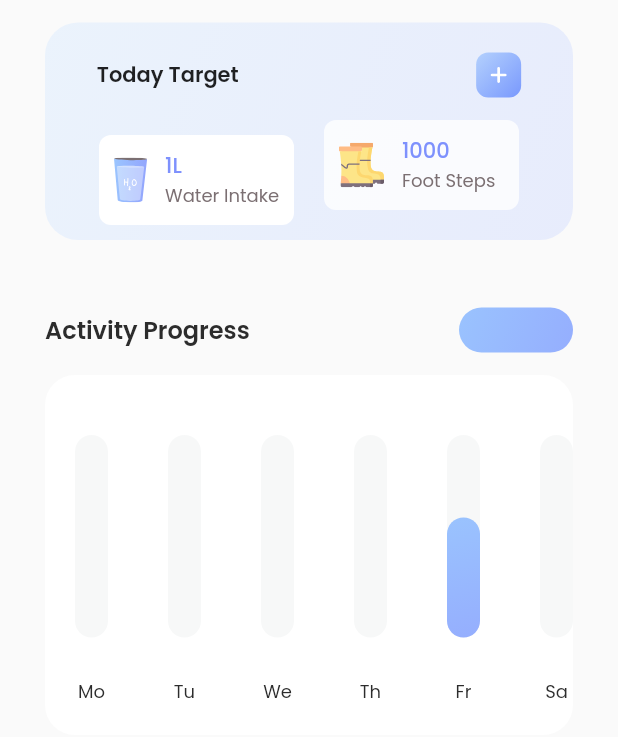
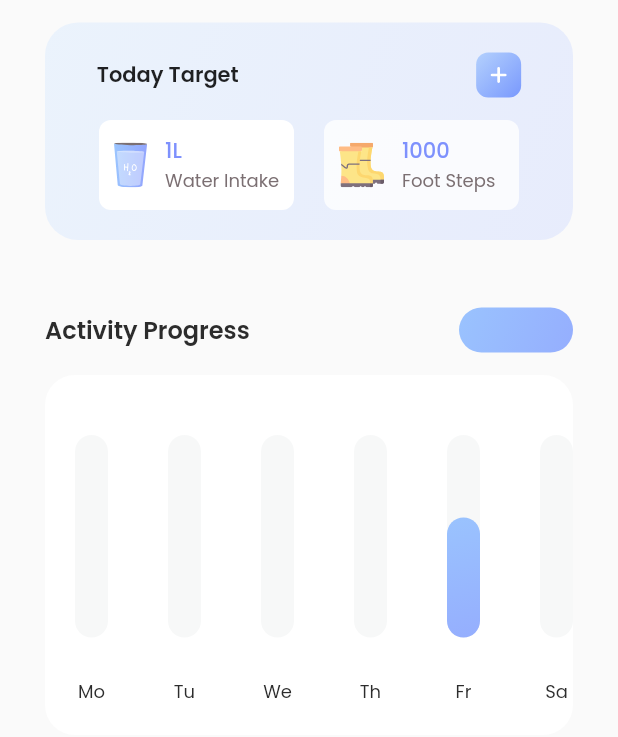
Before and after one commit to veropov/Train, a Flutter app: the Tracker widget shown alone on an empty page, opened directly, on a phone screen of 412 x 824 dp. Shown: the top 737 px of the screen. Run offline on Flutter 3.47's test engine with Material 2 defaults, Android fonts, the phone set to English and light mode, and no system bars; our stand-ins replace carousel_slider, fl_chart, flutter_svg, lite_rolling_switch, percent_indicator.

Commit message:
update target step

```diff
--- a/lib/pages/DashBoard/Activity traker/Activity_traker.dart
+++ b/lib/pages/DashBoard/Activity traker/Activity_traker.dart
@@ -102,7 +102,7 @@ class _TrackerState extends State<Tracker> {
                   ],),
                   SizedBox(height: 15),
                   Wrap(
-                    alignment: WrapAlignment.spaceBetween,
+                    alignment: WrapAlignment.center,
                     children: [
                       for (var item in mapTarget.entries)
                       item.value
@@ -129,7 +129,7 @@ Map <String, Widget> mapTarget = {
 //Список виджетов в Today Target//Список виджетов в Today Target
 
 WaterTarget(bring) => Container(
-  margin: EdgeInsets.only(left: 10, right: 10, top: 10, bottom: 10),
+  margin: EdgeInsets.only(left: 10, right: 10, top: 0, bottom: 20),
   width: 130,
   height: 60,
   decoration: BoxDecoration(
--- a/lib/pages/DashBoard/Activity traker/targets.dart
+++ b/lib/pages/DashBoard/Activity traker/targets.dart
@@ -7,21 +7,6 @@ import '../../../constant.dart';
 import '../../../transition.dart';
 import 'Activity_traker.dart';
 import 'Change_target/ChangeTarget_steps.dart';
-
-  Widget stepNavigator(context) => InkWell(
-    child: SvgPicture.asset('assets/icons/Edit Square_light.svg', height: 25, color: Colors.blue),
-    onTap: (() => Navigator.push(context, Transition(child: ChangeTargetSteps())))
-  );
-
-  Widget stepDelete(context) => InkWell(
-    child: SvgPicture.asset('assets/icons/Delete_light.svg', height: 25, color: Colors.blue),
-    onTap: (() => mapTarget.remove('Step target'))
-  );
-
-  Widget stepBack(context, stepBool) => InkWell(
-    child: SvgPicture.asset('assets/icons/Arrow - Left Square_light.svg', height: 25, color: Colors.blue),
-    onTap: (() => stepBool = false)
-  );
 
 class StepTarget extends StatefulWidget {
   final int bring;
@@ -37,19 +22,20 @@ class StepTarget extends StatefulWidget {
 class _StepTargetState extends State<StepTarget> {
 
   bool stepBool = false;
-
-  int stepIndex = 0;
+  bool delete = false;
+  int stepIndex = 1;
+  Color bar = Color.fromARGB(199, 255, 255, 255);
 
   @override
   Widget build(BuildContext context) {
 
   List stepIcon = [
-    stepNavigator(context),
-    stepDelete(context),
-    stepBack(context, stepBool)
+    SvgPicture.asset('assets/icons/Delete_light.svg', height: 25, color: Colors.blue),
+    SvgPicture.asset('assets/icons/Arrow - Left Square_light.svg', height: 25, color: Colors.blue),
+    SvgPicture.asset('assets/icons/Edit Square_light.svg', height: 25, color: Colors.blue),
   ];
 
-    return Container(
+  Widget st() => Container(
     margin: EdgeInsets.only(left: 10, right: 10, top: 0, bottom: 20),
     child: InkWell(
       borderRadius: BorderRadius.circular(8),
@@ -60,11 +46,22 @@ class _StepTargetState extends State<StepTarget> {
           stepBool = true;
         });
       },
-        child: stepBool ? Container(
+      child: stepBool ? InkWell(
+        onTap: () {
+          setState(() {
+            if (stepIndex == 0) {
+              delete = true;
+              mapTarget.remove('Step target');
+            }
+            else if (stepIndex == 1) stepBool = false;
+            else if (stepIndex == 2) Navigator.push(context, Transition(child: ChangeTargetSteps()));
+          });
+        },
+        child: Container(
           width: 130,
           height: 60,
           decoration: BoxDecoration(
-            color: Color.fromARGB(200, 255, 255, 255),
+            color: bar,
             borderRadius: BorderRadius.circular(8)
           ),
           child: CarouselSlider.builder(
@@ -81,10 +78,11 @@ class _StepTargetState extends State<StepTarget> {
               autoPlayAnimationDuration: Duration(milliseconds: 3000),
               autoPlayCurve: Curves.ease,
               onPageChanged: (index, reason) => setState(() {
-                index = stepIndex;
+                stepIndex = index;
               })
             ),
           )
+        ),
       ) :
       Container(
         width: 130,
@@ -114,5 +112,7 @@ class _StepTargetState extends State<StepTarget> {
       )
     ),
   );
+
+    return delete ? Container() : st();
   }
 }
```
Lines whose indentation alone changed are shown as unchanged.
